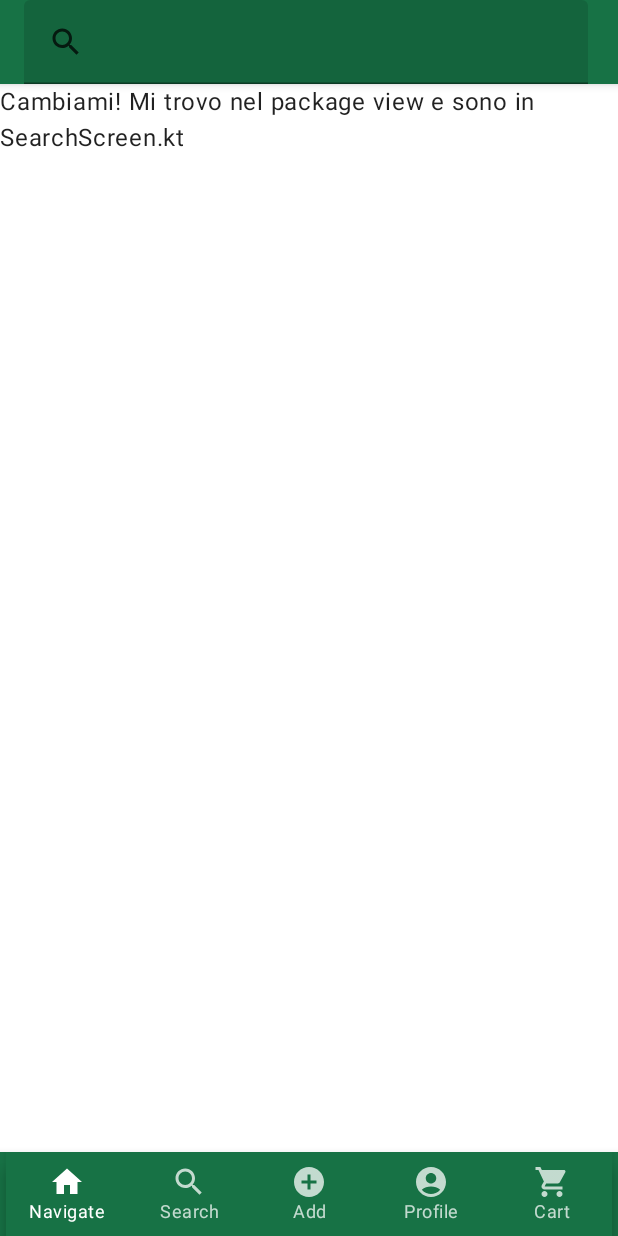
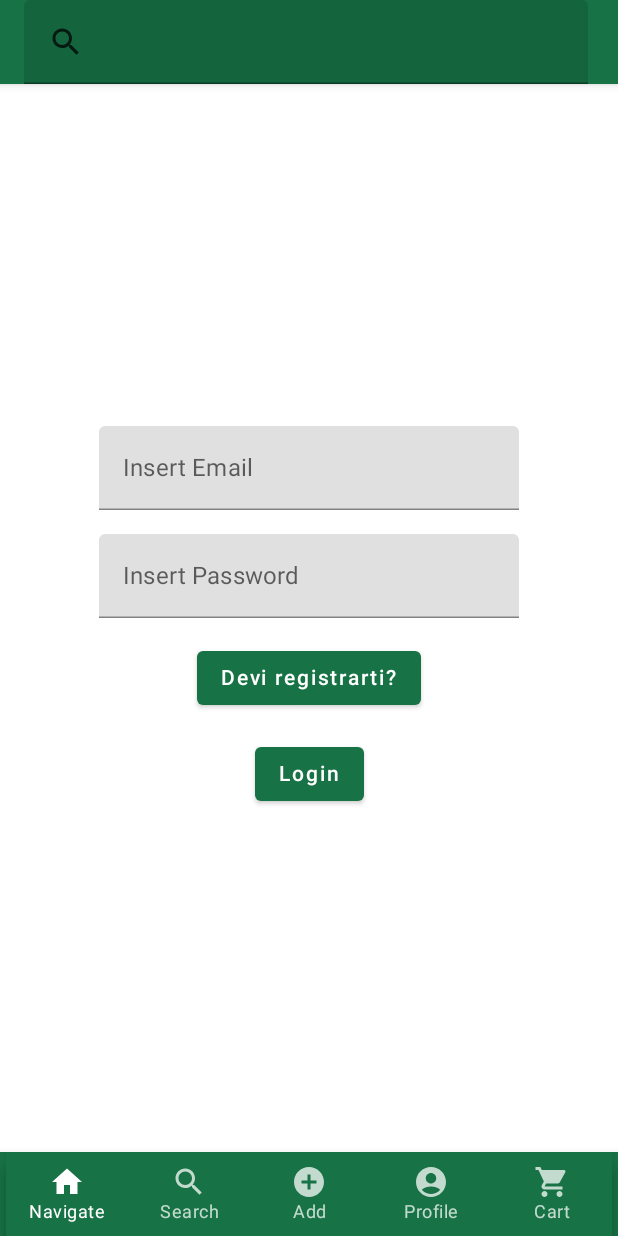
Before and after one commit to GiVill/Progetto-2022-2023-Villella-Dattilo-Laise-Trovato-Aloisio, an Android app built with Jetpack Compose: the screen it shows after launch (MainActivity), item 2 of the bottom bar chosen, on a phone screen of 412 x 824 dp. Run offline under Robolectric (Android 15) with nearby library versions, the phone set to English and light mode, and no system bars; our stand-ins replace accompanist.

Commit message:
Login Registration

```diff
--- a/VintedAndroid/app/build.gradle
+++ b/VintedAndroid/app/build.gradle
@@ -86,6 +86,8 @@ dependencies {
 
     //Navigation
     implementation 'androidx.navigation:navigation-compose:2.4.0-alpha06'
+    //Snackbar
+    implementation 'com.google.android.material:material:1.1.0'
 
 
 
--- a/VintedAndroid/app/src/main/java/com/example/vintedandroid/MainActivity.kt
+++ b/VintedAndroid/app/src/main/java/com/example/vintedandroid/MainActivity.kt
@@ -142,7 +142,7 @@ fun ApplicationBottomBar(navController: NavHostController) {//,selectedIndex: Mu
             )
             BottomNavigationItem(
                 selected = false,
-                onClick = { navController.popBackStack(); navController.navigate("search") }, //navController.navigate("search")
+                onClick = { navController.popBackStack(); navController.navigate("login") }, //navController.navigate("search")
                 icon = { Icon(Icons.Default.Search, contentDescription = "search") },
                 label = { Text(text = "Search") }
             )
--- /dev/null
+++ b/VintedAndroid/app/src/main/java/com/example/vintedandroid/view/LoginScreen.kt
@@ -0,0 +1,88 @@
+package com.example.vintedandroid.view
+
+import androidx.compose.foundation.layout.Arrangement
+import androidx.compose.foundation.layout.Column
+import androidx.compose.foundation.layout.fillMaxHeight
+import androidx.compose.foundation.layout.fillMaxWidth
+import androidx.compose.foundation.layout.padding
+import androidx.compose.material.Button
+import androidx.compose.material.MaterialTheme
+import androidx.compose.material.Text
+import androidx.compose.material.TextField
+import androidx.compose.runtime.Composable
+import androidx.compose.runtime.mutableStateOf
+import androidx.compose.runtime.remember
+import androidx.compose.ui.Alignment
+import androidx.compose.ui.Modifier
+import androidx.compose.ui.text.input.TextFieldValue
+import androidx.compose.ui.tooling.preview.Preview
+import androidx.compose.ui.unit.dp
+import androidx.compose.ui.unit.sp
+import androidx.navigation.NavHostController
+import androidx.navigation.compose.rememberNavController
+import com.example.vintedandroid.client.apis.AuthApi
+import com.example.vintedandroid.client.models.LoginUserDto
+
+@Composable
+fun LoginScreen(navController: NavHostController) {
+    // Create a mutable state to hold the current text value
+    val emailField = remember { mutableStateOf(TextFieldValue()) }
+    val passwordField = remember { mutableStateOf(TextFieldValue()) }
+
+
+    Column(
+        modifier = Modifier
+            .fillMaxWidth()
+            .fillMaxHeight()
+            .padding(16.dp),
+        verticalArrangement = Arrangement.Center,
+        horizontalAlignment = Alignment.CenterHorizontally
+    ) {
+        TextField(
+            value = emailField.value,
+            onValueChange = { emailField.value = it },
+            modifier = Modifier.padding(8.dp),
+            textStyle = MaterialTheme.typography.body1.copy(fontSize = 16.sp),
+            label = { Text("Insert Email") }
+        )
+        TextField(
+            value = passwordField.value,
+            onValueChange = { passwordField.value = it },
+            modifier = Modifier.padding(8.dp),
+            textStyle = MaterialTheme.typography.body1.copy(fontSize = 16.sp),
+            label = { Text("Insert Password") }
+        )
+
+        Button(
+            onClick = { navController.popBackStack(); navController.navigate("register") },
+            modifier = Modifier.padding(8.dp)
+        ) {
+            Text("Devi registrarti?")
+        }
+
+        Button(
+            onClick = { navController.popBackStack(); navController.navigate("home") },
+            modifier = Modifier.padding(8.dp)
+        ) {
+            //val auth = AuthApi()
+            val loginUserDto = LoginUserDto(
+            email = emailField.value.text,
+            password = passwordField.value.text
+            )
+            //if(auth.login(loginUserDto).isEmpty()){ //TODO AGGIUSTARE
+                //Text(text = "Login Effettuato!")
+            //}
+            //else{
+                //Text(text = "Password o Email sbagliate")
+            //}
+            Text("Login")
+        }
+    }
+}
+
+@Preview(showBackground = true)
+@Composable
+fun LoginScreenPreview() {
+    val navController = rememberNavController()
+    LoginScreen(navController)
+}
--- a/VintedAndroid/app/src/main/java/com/example/vintedandroid/view/ScreenController.kt
+++ b/VintedAndroid/app/src/main/java/com/example/vintedandroid/view/ScreenController.kt
@@ -11,5 +11,8 @@ sealed class ScreenController(val route: String){
     object Balance: ScreenController(route = "balance")
     object Setting: ScreenController(route = "setting")
     object Feedback: ScreenController(route = "feedback")
+    object Login:ScreenController(route = "login")
+    object Register:ScreenController(route = "register")
+
 
 }
--- a/VintedAndroid/app/src/main/java/com/example/vintedandroid/view/SetupNavGraph.kt
+++ b/VintedAndroid/app/src/main/java/com/example/vintedandroid/view/SetupNavGraph.kt
@@ -59,6 +59,12 @@ fun SetupNavGraph(navController: NavHostController) {
         composable(route = ScreenController.Feedback.route){
             FeedbackScreen()
         }
+        composable(route = ScreenController.Login.route){
+            LoginScreen(navController)
+        }
+        composable(route = ScreenController.Register.route){
+            RegistrationScreen(navController)
+        }
     }
 
 }
```
Also changed, not shown: VintedAndroid/app/src/main/java/com/example/vintedandroid/view/HomeScreen.kt (+45 -8 lines), VintedAndroid/app/src/main/java/com/example/vintedandroid/view/RegistrationScreen.kt (added, +89 -0 lines), 403 other files.
